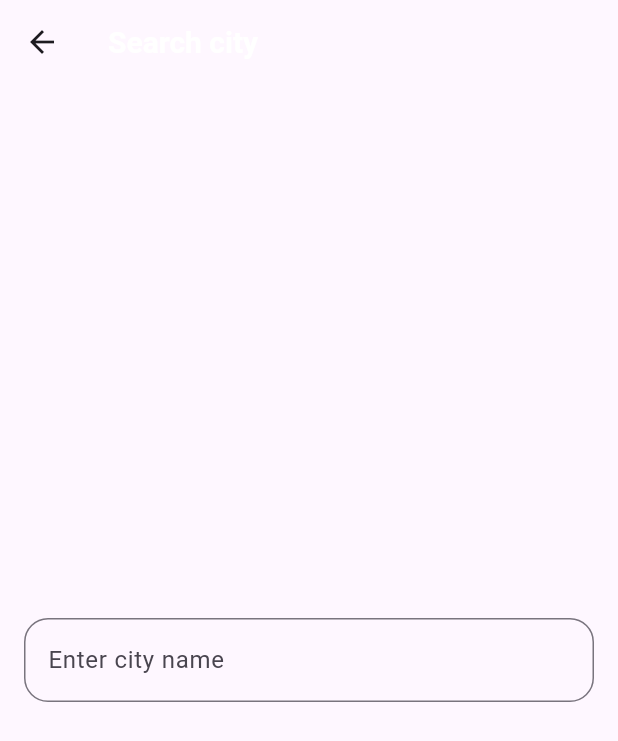
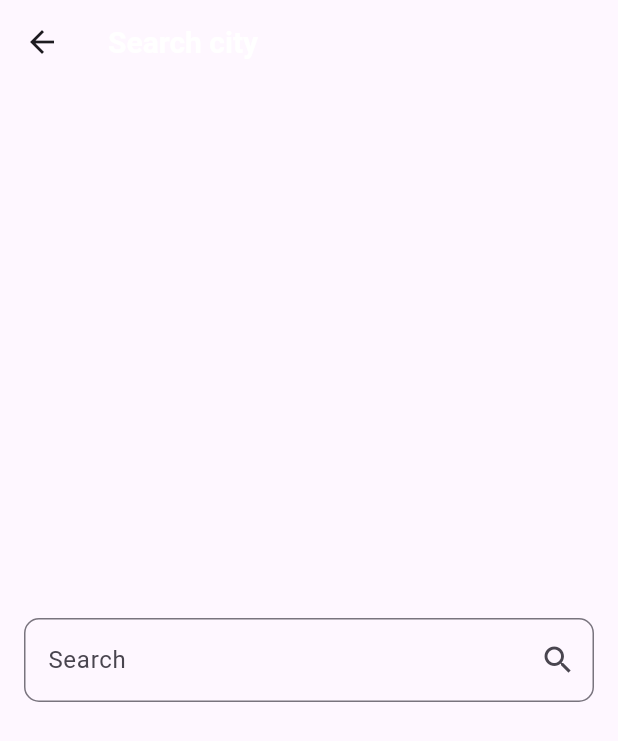
Before and after one commit to HadeerAbdelnasser204/weather_app, a Flutter app: the SearchView screen opened directly, on a phone screen of 412 x 824 dp. Shown: the top 741 px of the screen. Run offline on Flutter 3.47's test engine with Material 3 defaults, Android fonts, the phone set to English and light mode, and no system bars.

Commit message:
Update search_view

```diff
--- a/weather_app/lib/Views/search_view.dart
+++ b/weather_app/lib/Views/search_view.dart
@@ -17,10 +17,16 @@ class SearchView extends StatelessWidget {
         padding: const EdgeInsets.symmetric(horizontal: 16),
         child: Center(
             child: TextField(
+          //onChanged:(value){}, بتاخد القيمة كل شوية ما بتنتظر الانتهاء
+          onSubmitted: (value) {
+            //بتاخد القيمة بعد الانتهاء
+          },
           decoration: InputDecoration(
+            labelText: 'Search',
             hintText: 'Enter city name',
+            suffixIcon: const Icon(Icons.search),
             border: OutlineInputBorder(
-              borderRadius: BorderRadius.circular(16),
+              borderRadius: BorderRadius.circular(10),
             ),
           ),
         )),
```
